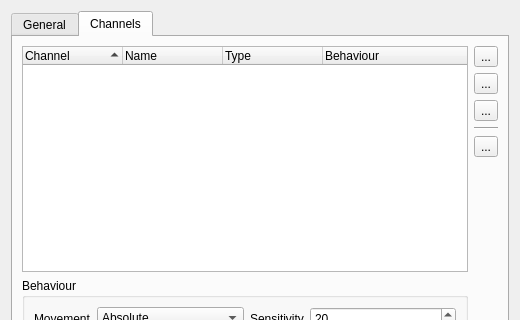
The window that ui/src/inputprofileeditor.ui (mcallegari/qlcplus) describes before a commit, drawn with Qt 5; both pictures show x 0 to 520 and y 0 to 320 of the 520 by 476 pixel window.
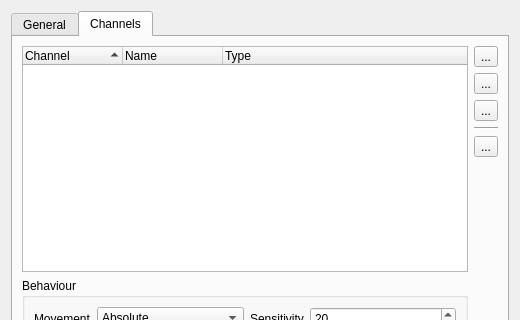
The same window after the commit. The open tabs and pages were chosen to show the change. Icons and pictures are not drawn.

Commit message: ui: remove unused column from Input Profile editor

Diff of the .ui file:
```diff
--- a/ui/src/inputprofileeditor.ui
+++ b/ui/src/inputprofileeditor.ui
@@ -307,11 +307,6 @@
            <string>Type</string>
           </property>
          </column>
-         <column>
-          <property name="text">
-           <string>Behaviour</string>
-          </property>
-         </column>
         </widget>
        </item>
        <item row="3" column="1">
```
